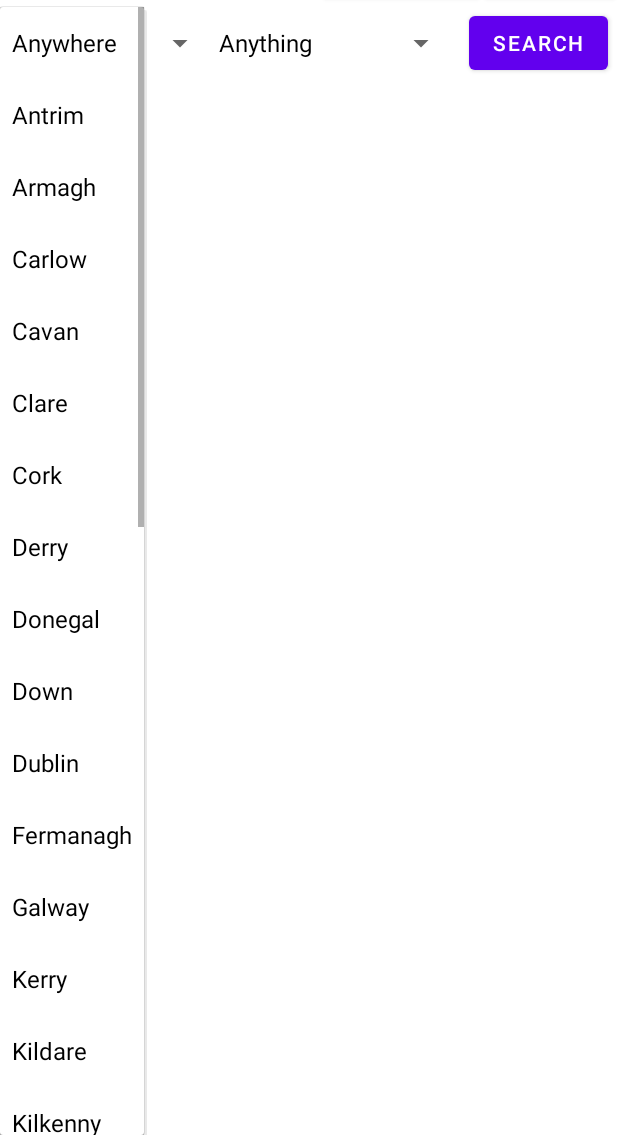
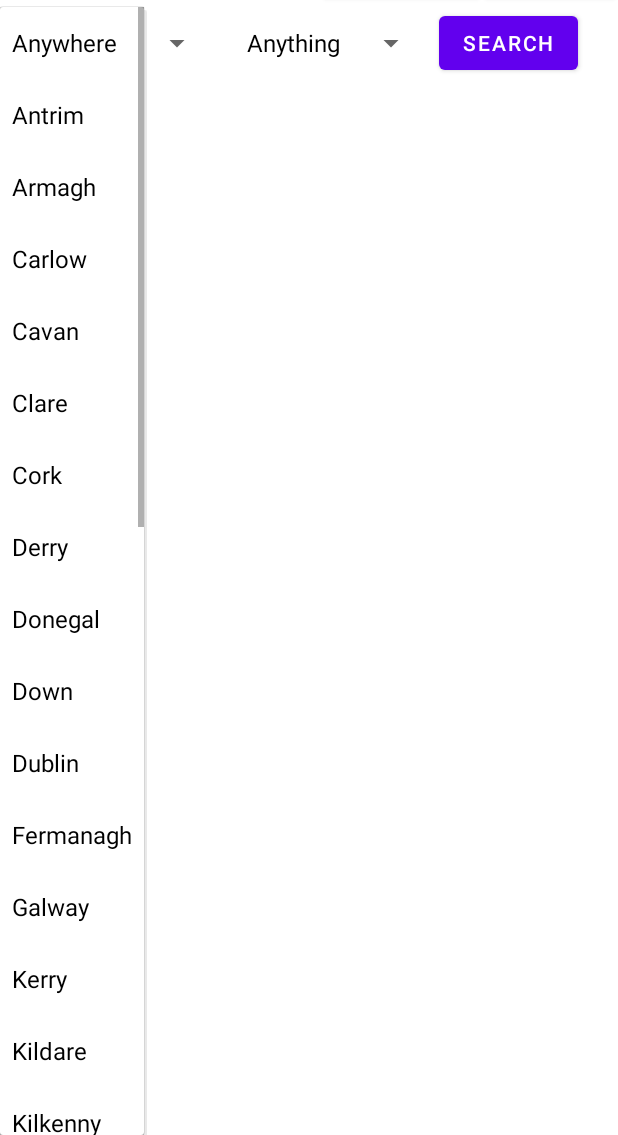
Before and after one commit to ConorCoker/what-event-ireland-android-app, an Android app: the screen it shows after launch (MainActivity), after a tap on "Anywhere", on a phone screen of 412 x 824 dp, the part 101-1236 px from its top. Run offline under Robolectric (Android 15) with nearby library versions, the phone set to English and light mode, and no system bars.

Commit message:
Updated width of spinners to stop them pushing search button off the screen

```diff
--- a/app/src/main/res/layout/activity_main.xml
+++ b/app/src/main/res/layout/activity_main.xml
@@ -21,7 +21,7 @@
 
         <Spinner
             android:id="@+id/spinner_location"
-            android:layout_width="wrap_content"
+            android:layout_width="142dp"
             android:layout_height="0dp"
             app:layout_constraintStart_toStartOf="parent"
             app:layout_constraintTop_toBottomOf="@id/button_register"
@@ -31,7 +31,7 @@
 
         <Spinner
             android:id="@+id/spinner_category"
-            android:layout_width="wrap_content"
+            android:layout_width="128dp"
             android:layout_height="0dp"
             android:layout_marginStart="84dp"
             app:layout_constraintBottom_toTopOf="@id/recycler_view"
```
